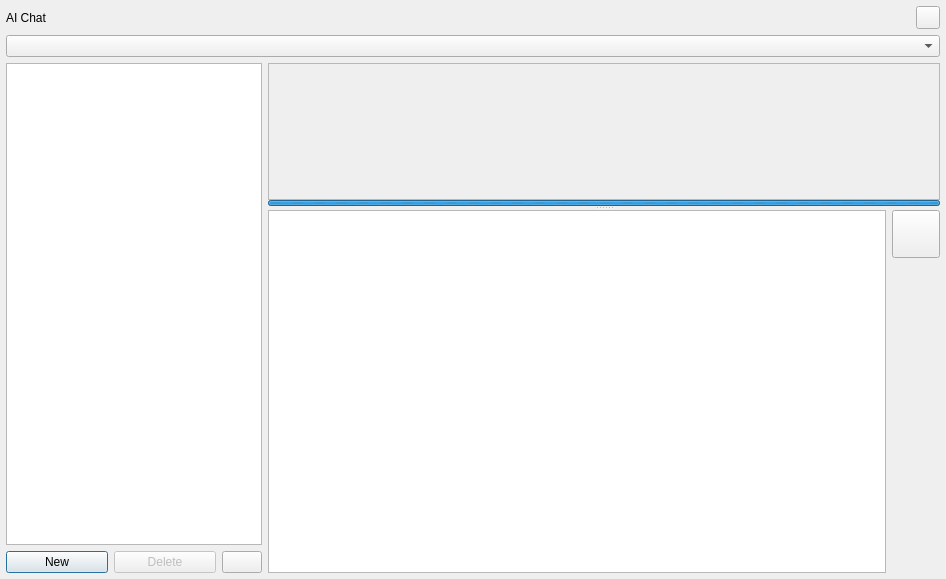
This is src/GUI_UIs/ui_ai_chat.ui in kaixxx/QualCoder as Qt 5 draws it before an edit. The edited form follows.
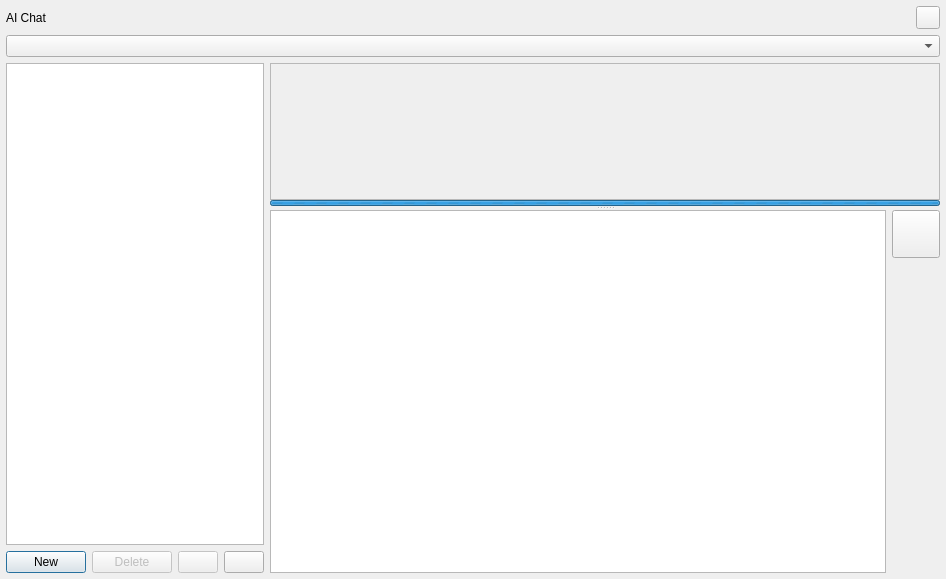
This is the edited form.

Commit message: AI Agent: Undo button and dialog

The edit to the form file:
```diff
--- a/src/GUI_UIs/ui_ai_chat.ui
+++ b/src/GUI_UIs/ui_ai_chat.ui
@@ -107,6 +107,25 @@
            </property>
           </widget>
          </item>
+         <item>
+          <widget class="QPushButton" name="pushButton_undo">
+           <property name="enabled">
+            <bool>false</bool>
+           </property>
+           <property name="sizePolicy">
+            <sizepolicy hsizetype="Fixed" vsizetype="Fixed">
+             <horstretch>0</horstretch>
+             <verstretch>0</verstretch>
+            </sizepolicy>
+           </property>
+           <property name="toolTip">
+            <string>Selectively undo AI induced changes</string>
+           </property>
+           <property name="text">
+            <string/>
+           </property>
+          </widget>
+         </item>
          <item>
           <widget class="QPushButton" name="pushButton_help">
            <property name="sizePolicy">
@@ -195,7 +214,7 @@
                <x>0</x>
                <y>0</y>
                <width>670</width>
-               <height>249</height>
+               <height>137</height>
               </rect>
              </property>
              <layout class="QVBoxLayout" name="verticalLayout">
```
The commit also changes 4 other files.
